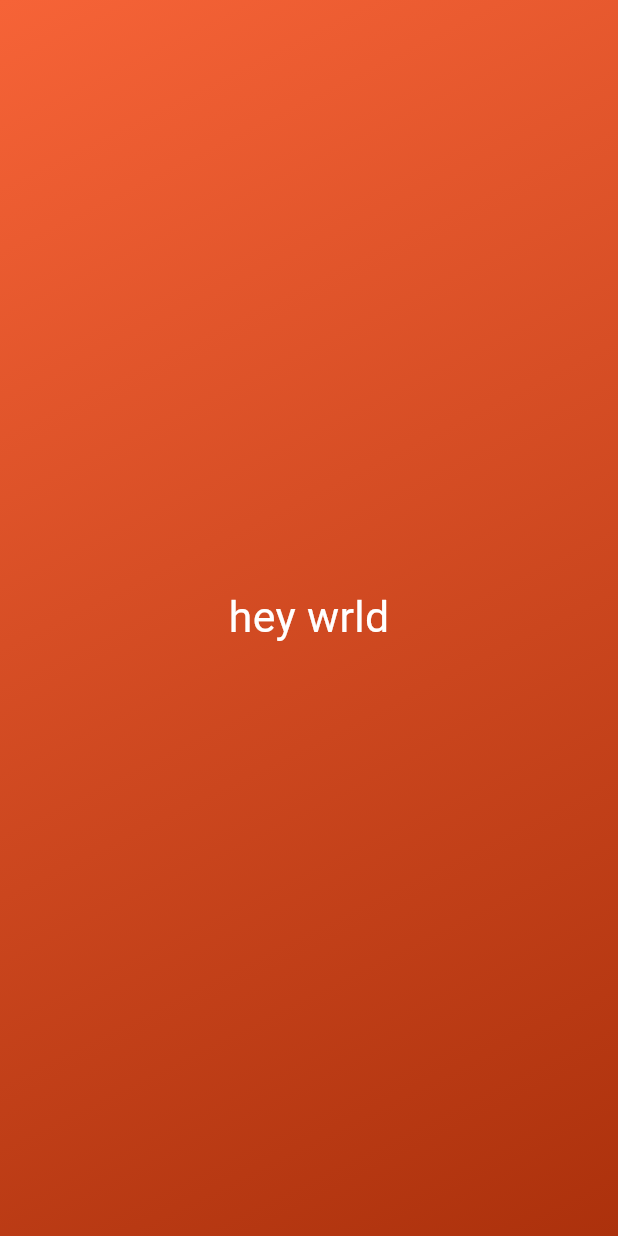
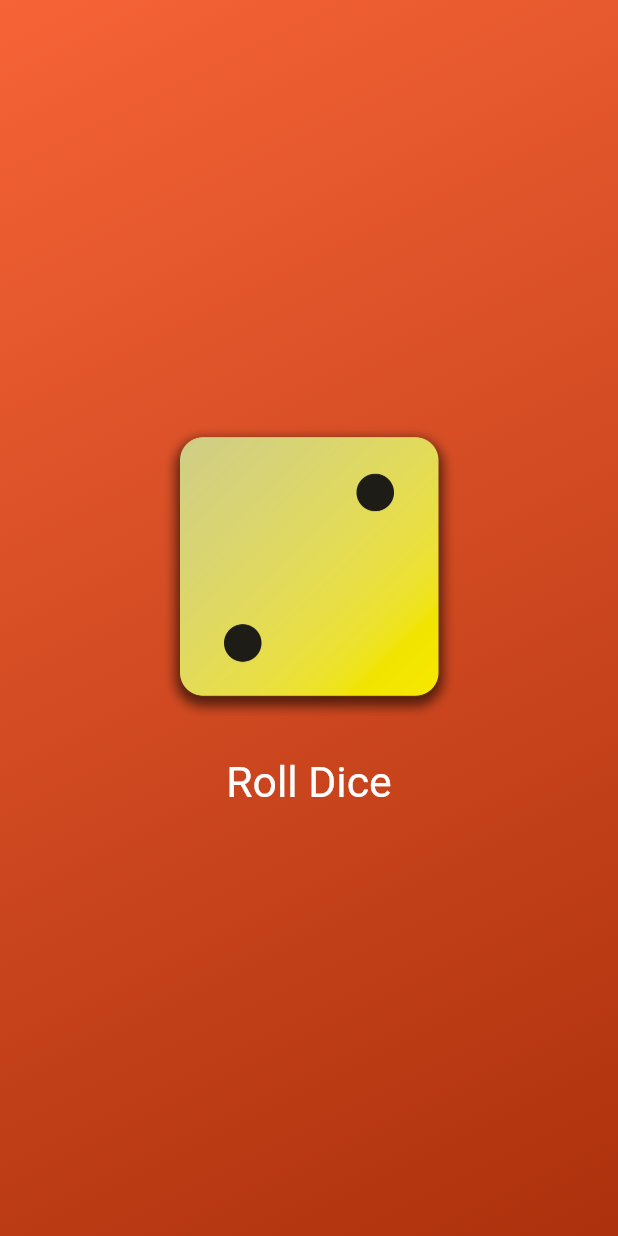
Before and after one commit to Heywrld/roll-dice-app, a Flutter app: the screen it shows after launch, on a phone screen of 412 x 824 dp. Run offline on Flutter 3.47's test engine with Material 3 defaults, Android fonts, the phone set to English and light mode, and no system bars.

Commit message:
my first flutter app complete!

```diff
--- /dev/null
+++ b/lib/dice_roller.dart
@@ -0,0 +1,49 @@
+//to handle the dice roller state
+import 'package:flutter/material.dart';
+import 'dart:math'; //import math feature to generate random numbers from dart
+
+final randomizer = Random();
+
+class DiceRoller extends StatefulWidget {
+  const DiceRoller({super.key});
+
+  @override
+  State<DiceRoller> createState() => _DiceRollerState();
+}
+
+class _DiceRollerState extends State<DiceRoller> {
+
+   var currentDiceRoll = 2;
+
+ void rollDice () {
+
+  setState(() {
+    currentDiceRoll = randomizer.nextInt(6) + 1; //num btwn 1 and 6
+  });
+
+
+ }
+
+  @override
+  Widget build(BuildContext context) {
+    return Column(
+            mainAxisSize: MainAxisSize.min,
+            children: [
+              Image.asset(
+                'assets/images/dice-$currentDiceRoll.png',
+                width: 200,
+                ),
+                const SizedBox(height: 20),
+                TextButton(
+                  style:TextButton.styleFrom(
+                    foregroundColor: Colors.white,
+                    textStyle: const TextStyle(
+                      fontSize: 28.5,
+                    )
+                  ),
+                  onPressed: rollDice,
+                  child: const Text('Roll Dice'))
+            ],
+          )  ;
+  }
+}
--- a/lib/gradient_container.dart
+++ b/lib/gradient_container.dart
@@ -1,26 +1,33 @@
 import 'package:flutter/material.dart';
-import 'package:roll_dice_app/styled_text.dart';
+import 'package:roll_dice_app/dice_roller.dart';
 
 
+
+const startAlignment = Alignment.topLeft;
+const endAlignment = Alignment.bottomRight;
+
 class GradientContainer extends StatelessWidget {
-  const GradientContainer({super.key});
+   const GradientContainer(this.color1, this.color2, {super.key});
+
+ final Color color1;
+ final Color color2;
+
+
 
   @override
   Widget build(BuildContext context) {
     return Container(
-        decoration: const BoxDecoration(
+        decoration:  BoxDecoration(
         gradient: LinearGradient(
-          colors: [
-            Color.fromARGB(255, 246, 99, 55),
-            Color.fromARGB(255, 172, 49, 12),
-            ],
-            begin: Alignment.topLeft,
-            end: Alignment.bottomRight
+          colors: [color1, color2],
+            begin: startAlignment,
+            end: endAlignment
 
         )
         ),
-        child: const Center(
-          child:    StyledText()       )
+        child:   const Center(
+          child: DiceRoller(),
+            )
           );
   }
 }
--- a/lib/main.dart
+++ b/lib/main.dart
@@ -3,9 +3,12 @@ import 'package:roll_dice_app/gradient_container.dart';
 
 void main() {
   runApp(
-    const MaterialApp(
+     const MaterialApp(
     home: Scaffold(
-      body: GradientContainer(),
+      body: GradientContainer(
+             Color.fromARGB(255, 246, 99, 55),
+             Color.fromARGB(255, 172, 49, 12),
+            ),
     ),
   ));
 }
--- a/lib/styled_text.dart
+++ b/lib/styled_text.dart
@@ -2,15 +2,19 @@ import 'package:flutter/material.dart';
 
 
 class StyledText extends StatelessWidget {
-  const StyledText({super.key});
+  const StyledText(this.text, {super.key});
+
+  final String text;
 
   @override
   Widget build(BuildContext context) {
-    return const Text(
-            style: TextStyle(
+    return  Text(
+            text,
+            style: const TextStyle(
               color: Colors.white,
-              fontSize: 28.5),
-            'hey wrld')
+              fontSize: 28.5
+              ),
+          )
 ;
   }
 }
```
Also changed, not shown: pubspec.yaml (+7 -3 lines), assets/images/dice-1.png (added), assets/images/dice-2.png (added), assets/images/dice-3.png (added), assets/images/dice-4.png (added), assets/images/dice-5.png (added), assets/images/dice-6.png (added).
